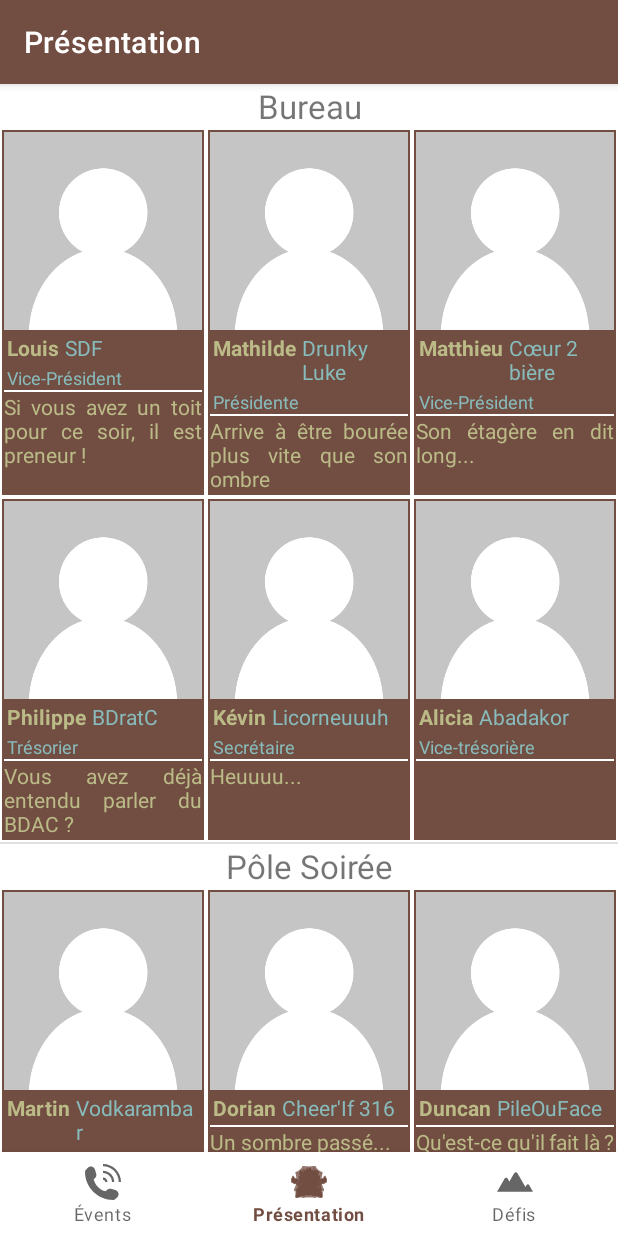
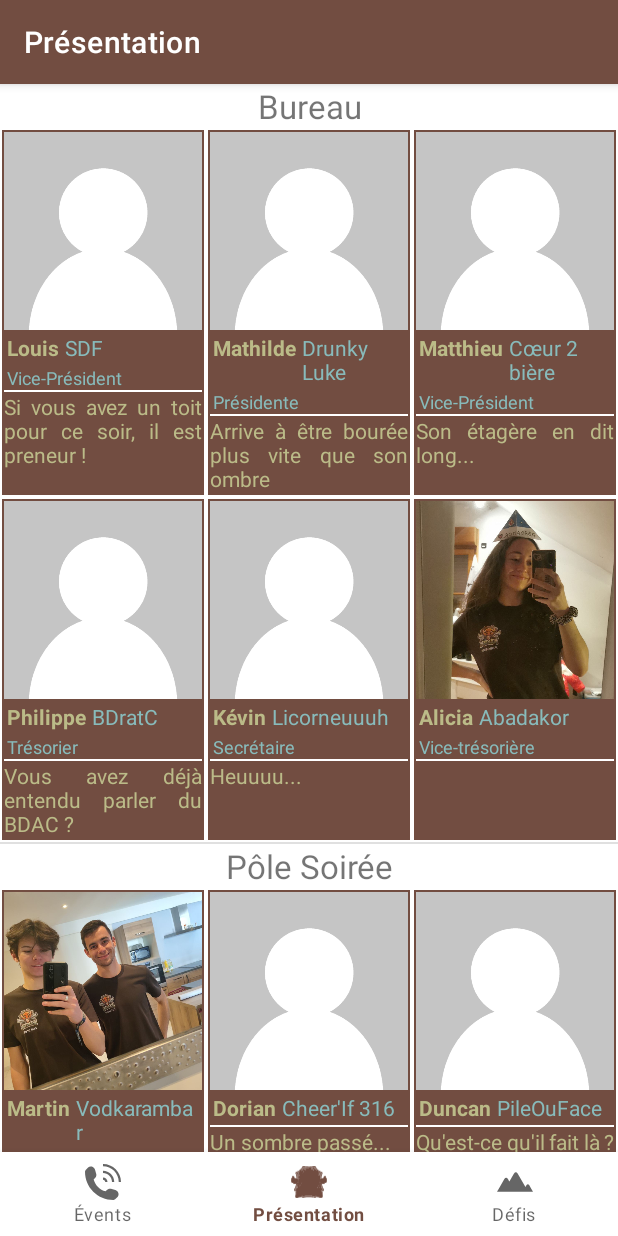
Before and after one commit to ptlc8/ListeWanted, an Android app: the screen it shows after launch (MainActivity), on a phone screen of 412 x 824 dp. Run offline under Robolectric (Android 15) with nearby library versions, the phone set to English and light mode, and no system bars; our stand-ins replace navigation-ui; pictures from the network do not load.

Commit message:
ajout de quelques photos

```diff
--- a/app/src/main/java/fr/liste_wanted/data/Member.java
+++ b/app/src/main/java/fr/liste_wanted/data/Member.java
@@ -1,4 +1,6 @@
 package fr.liste_wanted.data;
+
+import android.content.Context;
 
 import org.json.JSONException;
 import org.json.JSONObject;
@@ -21,12 +23,13 @@ public class Member {
         this.pictureResource = pictureResource;
     }
 
-    public Member(JSONObject json) throws JSONException {
+    public Member(JSONObject json, Context context) throws JSONException {
         this.name = json.getString("name");
         this.nickname = json.getString("nickname");
         this.role = json.has("tag") ? json.getString("tag") : null;
         this.description = json.getString("desc");
-        this.pictureResource = R.drawable.unset_picture;
+        pictureResource = context.getResources().getIdentifier("member_"+this.nickname.toLowerCase().replaceAll("[^a-z]","_"), "drawable", context.getPackageName());
+        if (pictureResource==0) pictureResource = R.drawable.unset_picture;
     }
 
     public String getName() {
--- a/app/src/main/java/fr/liste_wanted/data/Pole.java
+++ b/app/src/main/java/fr/liste_wanted/data/Pole.java
@@ -1,4 +1,6 @@
 package fr.liste_wanted.data;
+
+import android.content.Context;
 
 import org.json.JSONArray;
 import org.json.JSONException;
@@ -16,11 +18,11 @@ public class Pole extends ArrayList<Member> {
         this.name = name;
     }
 
-    public Pole(JSONObject json) throws JSONException {
+    public Pole(JSONObject json, Context context) throws JSONException {
         this.name = json.getString("name");
         JSONArray jsonMembers = json.getJSONArray("members");
         for (int i = 0; i < jsonMembers.length(); i++)
-            add(new Member(jsonMembers.getJSONObject(i)));
+            add(new Member(jsonMembers.getJSONObject(i), context));
     }
 
     public String getName() {
--- a/app/src/main/java/fr/liste_wanted/ui/home/HomeFragment.java
+++ b/app/src/main/java/fr/liste_wanted/ui/home/HomeFragment.java
@@ -62,7 +62,7 @@ public class HomeFragment extends Fragment {
         try {
             JSONArray jsonPoles = new JSONArray(json);
             for (int i = 0; i < jsonPoles.length(); i++)
-                poles.add(new Pole(jsonPoles.getJSONObject(i)));
+                poles.add(new Pole(jsonPoles.getJSONObject(i), context));
         } catch (JSONException e) {
             e.printStackTrace();
         }
```
Also changed, not shown: app/src/main/res/drawable-v24/member_abadakor.jpg (added), app/src/main/res/drawable-v24/member_dr_water.jpg (added), app/src/main/res/drawable-v24/member_l__boueur.jpg (added), app/src/main/res/drawable-v24/member_vodkarambar.jpg (added).
